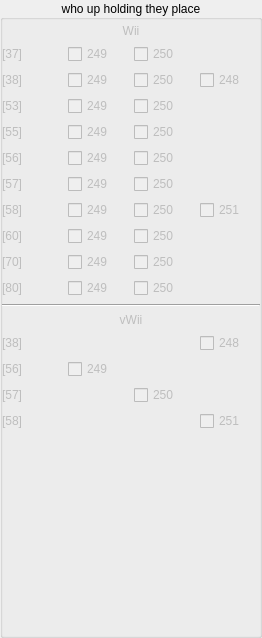
Qt form D2xCheckGrid.ui (korbosoft/modmiiDownloader) before a commit.
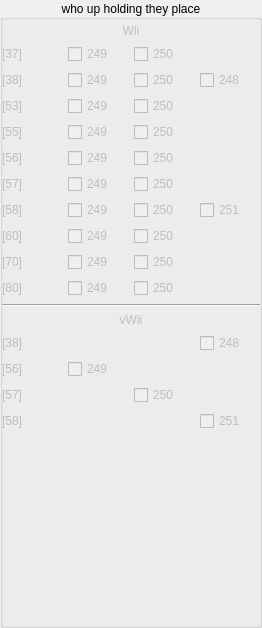
The same form after that commit.

What changed in the file:
```diff
--- a/D2xCheckGrid.ui
+++ b/D2xCheckGrid.ui
@@ -8,7 +8,7 @@
     <x>0</x>
     <y>0</y>
     <width>262</width>
-    <height>638</height>
+    <height>628</height>
    </rect>
   </property>
   <property name="title">
```
